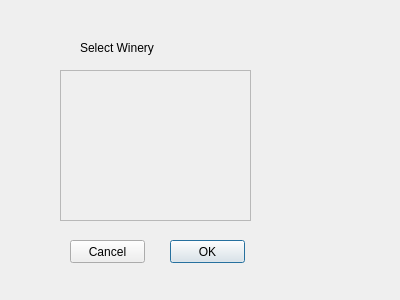
grenrock/cs1dQTRepository, file addwinewineryselector.ui: the form before one commit.
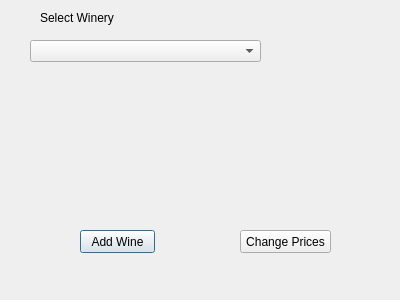
The form after the commit.

```diff
--- a/addwinewineryselector.ui
+++ b/addwinewineryselector.ui
@@ -13,35 +13,35 @@
   <property name="windowTitle">
    <string>Dialog</string>
   </property>
-  <widget class="QScrollArea" name="scrollArea">
+  <widget class="QComboBox" name="comboBox">
    <property name="geometry">
     <rect>
-     <x>60</x>
-     <y>70</y>
-     <width>191</width>
-     <height>151</height>
-    </rect>
-   </property>
-   <property name="widgetResizable">
-    <bool>true</bool>
-   </property>
-   <widget class="QWidget" name="scrollAreaWidgetContents">
-    <property name="geometry">
-     <rect>
-      <x>0</x>
-      <y>0</y>
-      <width>189</width>
-      <height>149</height>
-     </rect>
-    </property>
-   </widget>
-  </widget>
-  <widget class="QLabel" name="label">
-   <property name="geometry">
-    <rect>
-     <x>80</x>
+     <x>30</x>
      <y>40</y>
-     <width>161</width>
+     <width>231</width>
+     <height>22</height>
+    </rect>
+   </property>
+  </widget>
+  <widget class="QPushButton" name="add_wine">
+   <property name="geometry">
+    <rect>
+     <x>80</x>
+     <y>230</y>
+     <width>75</width>
+     <height>23</height>
+    </rect>
+   </property>
+   <property name="text">
+    <string>Add Wine</string>
+   </property>
+  </widget>
+  <widget class="QLabel" name="label">
+   <property name="geometry">
+    <rect>
+     <x>40</x>
+     <y>10</y>
+     <width>151</width>
      <height>16</height>
     </rect>
    </property>
@@ -52,27 +52,14 @@
   <widget class="QPushButton" name="pushButton">
    <property name="geometry">
     <rect>
-     <x>170</x>
-     <y>240</y>
-     <width>75</width>
+     <x>240</x>
+     <y>230</y>
+     <width>91</width>
      <height>23</height>
     </rect>
    </property>
    <property name="text">
-    <string>OK</string>
-   </property>
-  </widget>
-  <widget class="QPushButton" name="pushButton_2">
-   <property name="geometry">
-    <rect>
-     <x>70</x>
-     <y>240</y>
-     <width>75</width>
-     <height>23</height>
-    </rect>
-   </property>
-   <property name="text">
-    <string>Cancel</string>
+    <string>Change Prices</string>
    </property>
   </widget>
  </widget>
```
Left out of the diff: 4 changed lines with no effect on the pictures.
